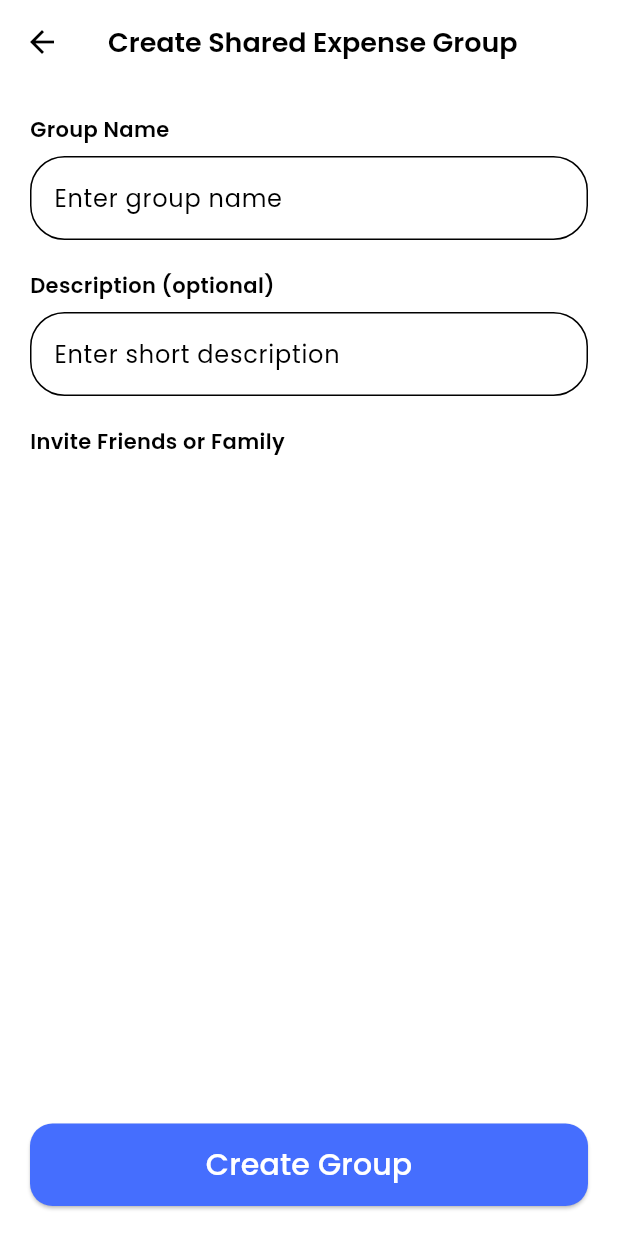
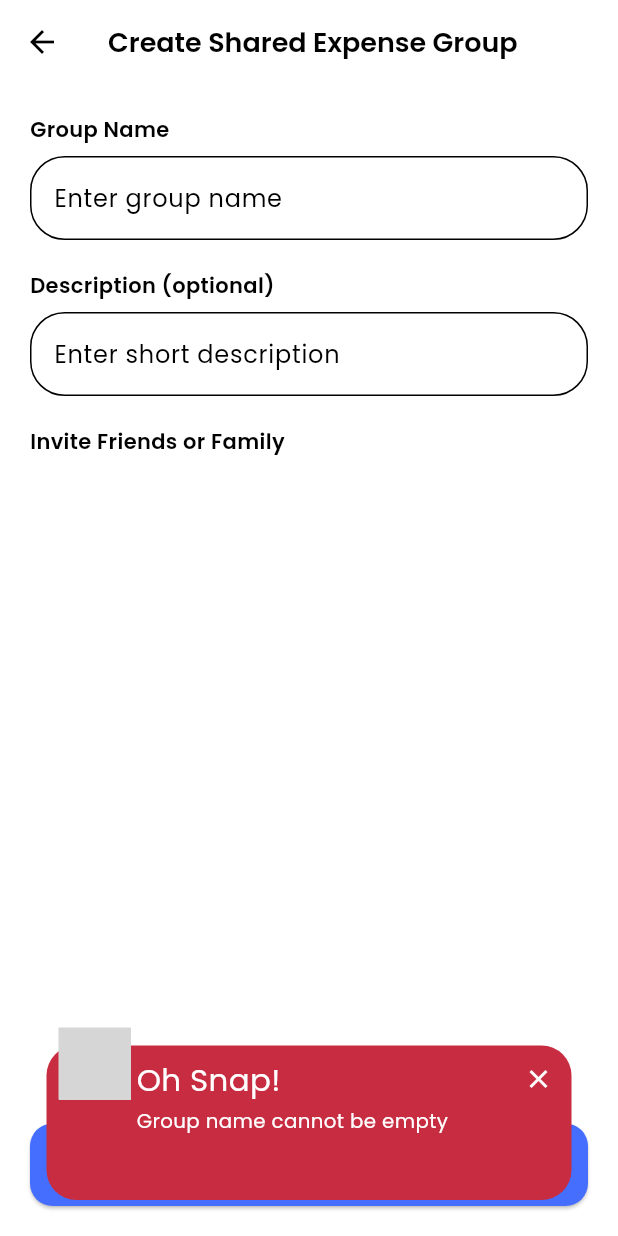
Before and after one commit to AsinOmal/CGP-Adopt-A-Wallet, a Flutter app: the AddGroupScreen screen opened directly, after a tap on "Create Group", on a phone screen of 412 x 824 dp. Run offline on Flutter 3.47's test engine with Material 3 defaults, Android fonts, the phone set to English and light mode, and no system bars; drawn by our look-alikes of awesome_snackbar_content, overlay_support; our stand-ins replace bloc, calendar_view, cloud_firestore, dotted_border, equatable, file_picker and 27 more; missing offline and left inert: encrypt, feedback, google_mlkit_text_recognition, is_first_run, mailer, mobile_scanner and 5 more; accounts and stored records are empty; grey boxes are pictures that could not be loaded.

Commit message:
create shared expense group creation

```diff
--- /dev/null
+++ b/lib/blocs/shared_expense/shared_expense_bloc.dart
@@ -0,0 +1,25 @@
+import 'package:bloc/bloc.dart';
+import 'package:equatable/equatable.dart';
+import 'package:financial_app/models/group.dart';
+import 'package:financial_app/repositories/shared_expenses/shared_expenses_repository.dart';
+
+part 'shared_expense_event.dart';
+part 'shared_expense_state.dart';
+
+class SharedExpenseBloc extends Bloc<SharedExpenseEvent, SharedExpenseState> {
+  final SharedExpensesRepository _sharedExpensesRepository;
+
+  SharedExpenseBloc(this._sharedExpensesRepository) : super(SharedExpenseInitial()) {
+    on<SharedExpenseEvent>((event, emit) async {
+      if(event is SharedExpenseCreateRequest){
+        try {
+          emit(SharedExpenseLoading());
+          await _sharedExpensesRepository.addSharedExpenseGroup(group: event.group);
+          emit(SharedExpenseCreated());
+        } catch (e) {
+          emit(const SharedExpenseError(errorMessage: "Failed to create shared expense group"));
+        }
+      }
+    });
+  }
+}
--- /dev/null
+++ b/lib/blocs/shared_expense/shared_expense_event.dart
@@ -0,0 +1,18 @@
+part of 'shared_expense_bloc.dart';
+
+sealed class SharedExpenseEvent extends Equatable {
+  const SharedExpenseEvent();
+
+  @override
+  List<Object> get props => [];
+}
+
+class SharedExpenseCreateRequest extends SharedExpenseEvent {
+  final Group group;
+  const SharedExpenseCreateRequest({
+    required this.group,
+  });
+
+  @override
+  List<Object> get props => [group];
+}
--- /dev/null
+++ b/lib/blocs/shared_expense/shared_expense_state.dart
@@ -0,0 +1,23 @@
+part of 'shared_expense_bloc.dart';
+
+sealed class SharedExpenseState extends Equatable {
+  const SharedExpenseState();
+
+  @override
+  List<Object> get props => [];
+}
+
+final class SharedExpenseInitial extends SharedExpenseState {}
+
+final class SharedExpenseLoading extends SharedExpenseState {}
+
+final class SharedExpenseCreated extends SharedExpenseState {}
+
+final class SharedExpenseError extends SharedExpenseState {
+  final String errorMessage;
+
+  const SharedExpenseError({required this.errorMessage});
+
+  @override
+  List<Object> get props => [errorMessage];
+}
--- /dev/null
+++ b/lib/models/group.dart
@@ -0,0 +1,35 @@
+import 'package:cloud_firestore/cloud_firestore.dart';
+
+class Group {
+  String id;
+  final String name;
+  final List<String> memberIds;
+  final String description;
+  final Timestamp createdAt;
+
+  Group({
+    String? id,
+    required this.name,
+    required this.memberIds,
+    required this.createdAt,
+    this.description = 'Not provided',
+  }) : id = id ?? '';
+
+  Map<String, dynamic> toJson() => {
+        'id': id,
+        'name': name,
+        'memberIds': memberIds,
+        'description': description,
+        'createdAt': createdAt,
+      };
+
+  factory Group.fromJson(Map<String, dynamic> json) {
+    return Group(
+      id: json['id'] ?? '',
+      name: json['name'],
+      memberIds: List<String>.from(json['memberIds']),
+      description: json['description'] ?? 'Not provided',
+      createdAt: json['createdAt'],
+    );
+  }
+}
--- a/lib/repositories/auth/auth_repository.dart
+++ b/lib/repositories/auth/auth_repository.dart
@@ -48,7 +48,7 @@ class AuthRepository extends BaseAuthRepository {
           name: name,
           email: email,
           profileImageURL:
-              'https://wlujgctqyxyyegjttlce.supabase.co/storage/v1/object/public/users_propics/users_propics/default_img.png',
+              'https://nlekhbkoqtatppkfocoo.supabase.co/storage/v1/object/public/users-propics//default_img.png',
           createdAt: Timestamp.now(),
         );
         await addUserIfNotExists(newUser);
--- /dev/null
+++ b/lib/repositories/shared_expenses/base_shared_expenses_repository.dart
@@ -0,0 +1,5 @@
+import 'package:financial_app/models/group.dart';
+
+abstract class BaseSharedExpensesRepository {
+  Future<void> addSharedExpenseGroup ({required Group group});
+}
--- /dev/null
+++ b/lib/repositories/shared_expenses/shared_expenses_repository.dart
@@ -0,0 +1,24 @@
+
+import 'package:cloud_firestore/cloud_firestore.dart';
+import 'package:financial_app/models/group.dart';
+import 'package:financial_app/repositories/shared_expenses/base_shared_expenses_repository.dart';
+import 'dart:developer' as dev;
+
+class SharedExpensesRepository extends BaseSharedExpensesRepository{
+
+  final CollectionReference _sharedExpenseGroupCollection =
+      FirebaseFirestore.instance.collection('shared_expense_groups');
+
+  @override
+  Future<void> addSharedExpenseGroup({ required Group group }) async {
+    try {
+      final doc = _sharedExpenseGroupCollection.doc();
+      group.id = doc.id;
+      await doc.set(group.toJson());
+      dev.log('Shared expense group added successfully');
+    } catch (e) {
+      dev.log("Shared expense group add error: ${e.toString()}");
+      rethrow;
+    }
+  }
+}
--- a/lib/screens/shared-expenses/create_a_group.dart
+++ b/lib/screens/shared-expenses/create_a_group.dart
@@ -1,12 +1,31 @@
+import 'package:cloud_firestore/cloud_firestore.dart';
+import 'package:financial_app/blocs/shared_expense/shared_expense_bloc.dart';
+import 'package:financial_app/components/custome_snackbar.dart';
 import 'package:financial_app/components/simple_button.dart';
+import 'package:financial_app/models/group.dart';
 import 'package:flutter/material.dart';
+import 'package:flutter_bloc/flutter_bloc.dart';
+import 'package:flutter_spinkit/flutter_spinkit.dart';
 
-class AddGroupScreen extends StatelessWidget {
+class AddGroupScreen extends StatefulWidget {
   static const routeName = '/create-shared-expense-group';
-  AddGroupScreen({super.key});
+  const AddGroupScreen({super.key});
 
+  @override
+  State<AddGroupScreen> createState() => _AddGroupScreenState();
+}
+
+class _AddGroupScreenState extends State<AddGroupScreen> {
   final TextEditingController nameController = TextEditingController();
   final TextEditingController descriptionController = TextEditingController();
+
+  late SharedExpenseBloc _sharedExpenseBloc;
+
+  @override
+  void initState() {
+    super.initState();
+    _sharedExpenseBloc = BlocProvider.of<SharedExpenseBloc>(context);
+  }
 
   @override
   Widget build(BuildContext context) {
@@ -18,7 +37,33 @@ class AddGroupScreen extends StatelessWidget {
         ),
         centerTitle: true,
       ),
-      body: Padding(
+      body: BlocListener<SharedExpenseBloc, SharedExpenseState>(
+        listener: (context, state) {
+          if (state is SharedExpenseLoading) {
+            showDialog(
+              context: context,
+              barrierDismissible: false,
+              builder: (context) {
+                return const Center(
+                  child: SpinKitThreeBounce(
+                    color: Colors.white,
+                    size: 50.0,
+                  ),
+                );
+              },
+            );
+          } else if (state is SharedExpenseCreated) {
+            Navigator.of(context).pop(); // Close the loading dialog
+            Navigator.of(context).pop(); // Close the add group screen
+          } else if (state is SharedExpenseError) {
+            Navigator.of(context).pop(); // Close the loading dialog
+            CustomSnackBar.showErrorSnackBar(
+              state.errorMessage,
+              context
+            );
+          }
+        },
+        child: Padding(
           padding: const EdgeInsets.all(20),
           child: Column(
             crossAxisAlignment: CrossAxisAlignment.stretch,
@@ -61,9 +106,31 @@ class AddGroupScreen extends StatelessWidget {
               const Spacer(),
               SimpleButton(
                 data: 'Create Group',
-              onPressed: () {},
+                onPressed: () {
+                  if (nameController.text.isEmpty) {
+                    CustomSnackBar.showErrorSnackBar(
+                      'Group name cannot be empty',
+                      context,
+                    );
+                  } else {
+                    _sharedExpenseBloc.add(
+                      SharedExpenseCreateRequest(
+                        group: Group(
+                          name: nameController.text,
+                          description: descriptionController.text,
+                          memberIds: [
+                            'user1', // ! Replace with actual user ID
+                            'user2', // ! Replace with actual user ID
+                          ],
+                          createdAt: Timestamp.now(),
+                        ),
+                      ),
+                    );
+                  }
+                },
               )
             ],
+          ),
         ),
       ),
     );
--- a/pubspec.yaml
+++ b/pubspec.yaml
@@ -145,6 +145,9 @@ dependencies:
   local_auth: ^2.1.7
   supabase_flutter: ^2.8.3
 
+  #enviroment variables
+  flutter_dotenv: ^5.2.1
+
 dev_dependencies:
   flutter_test:
     sdk: flutter
@@ -178,6 +181,7 @@ flutter:
 
   # To add assets to your application, add an assets section, like this:
   assets:
+    - .env
     - assets/
     - assets/icons/
     - assets/lang/
```
Also changed, not shown: lib/adopt_a_wallet_app.dart (+9 -3 lines), lib/main.dart (+7 -3 lines), lib/models/group_expense.dart (added, +47 -0 lines), lib/screens/home/home_page.dart (+26 -7 lines), pubspec.lock, 4 other files. Lines whose indentation alone changed are shown as unchanged.
